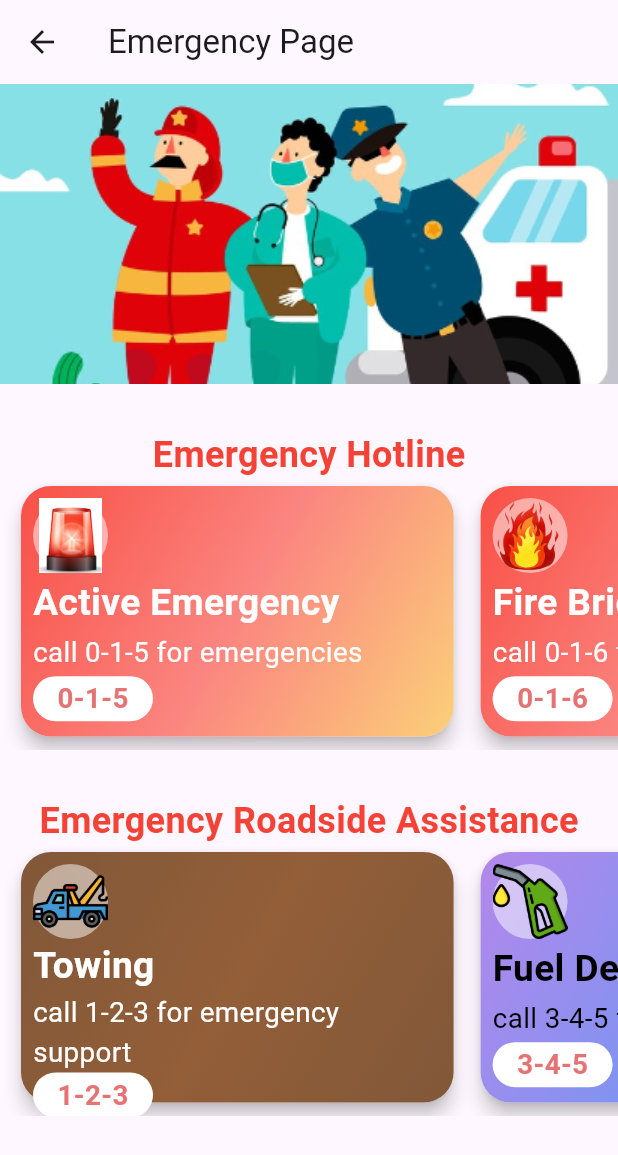
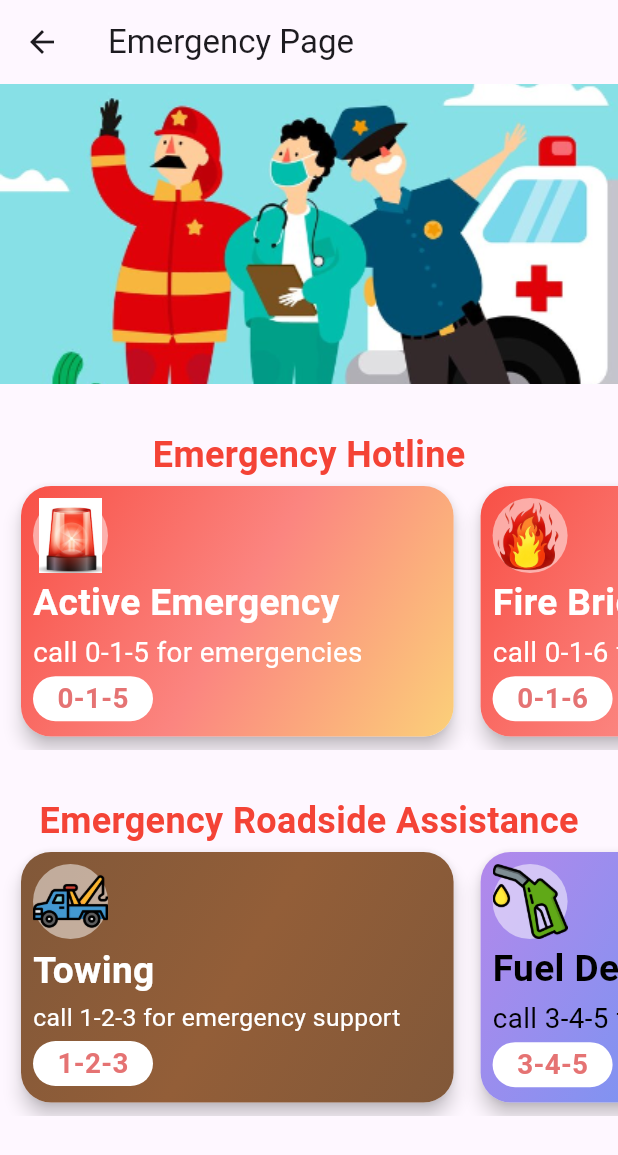
Before and after one commit to DwayneNixon/road_rescue_app, a Flutter app: the screen it shows after launch, after a tap on "Emergency", on a phone screen of 412 x 824 dp. Shown: the top 1155 px of the screen. Run offline on Flutter 3.47's test engine with Material 3 defaults, Android fonts, the phone set to English and light mode, and no system bars; our stand-ins replace carousel_slider, firebase_auth, firebase_core, flutter_map, font_awesome_flutter, google_fonts and 1 more; missing offline and left inert: flutter_phone_direct_caller; accounts and stored records are empty.

Commit message:
Map Updates and Linking

```diff
--- a/lib/map.dart
+++ b/lib/map.dart
@@ -36,8 +36,8 @@ class MapPage extends StatelessWidget {
       ),
       body: FlutterMap(
         options: MapOptions(
-          initialCenter: LatLng(19.08192, 72.8867),
-          initialZoom: 15,
+          initialCenter: LatLng(19.0814, 72.8891),
+          initialZoom: 17,
         ),
         children: [
           TileLayer(
--- a/lib/screens/login-screen.dart
+++ b/lib/screens/login-screen.dart
@@ -58,7 +58,6 @@ class LoginScreen extends StatelessWidget {
                   SizedBox(
                     height: 25,
                   ),
-
                   EmergencyButton(
                     buttonName: 'Emergency',
                     onPressed: () {
--- a/lib/widgets/emergencies/FuelEmergency.dart
+++ b/lib/widgets/emergencies/FuelEmergency.dart
@@ -3,30 +3,30 @@ import 'package:flutter/material.dart';
 import 'package:flutter_phone_direct_caller/flutter_phone_direct_caller.dart';
 
 class FuelEmergency extends StatelessWidget {
-  _callNumber(String number) async{
+  _callNumber(String number) async {
     await FlutterPhoneDirectCaller.callNumber(number);
   }
 
   @override
   Widget build(BuildContext context) {
     return Padding(
-      padding: const EdgeInsets.only(left:10.0, bottom: 5),
+      padding: const EdgeInsets.only(left: 10.0, bottom: 5),
       child: Card(
-        elevation:5,
+        elevation: 5,
         shape: RoundedRectangleBorder(
           borderRadius: BorderRadius.circular(20),
         ),
         child: InkWell(
           onTap: () => _callNumber('345'),
           child: Container(
-            height:180,
-            width: MediaQuery.of(context).size.width *0.7,
+            height: 205,
+            width: MediaQuery.of(context).size.width * 0.7,
             decoration: BoxDecoration(
               borderRadius: BorderRadius.circular(20),
               gradient: LinearGradient(
                 begin: Alignment.topLeft,
                 end: Alignment.bottomRight,
-                colors:[
+                colors: [
                   Color(0xfffb388eb),
                   Color(0xfff8093f1),
                   Color(0xfff72ddf7),
@@ -40,12 +40,12 @@ class FuelEmergency extends StatelessWidget {
                 children: [
                   CircleAvatar(
                     radius: 25,
-                    backgroundColor:Colors.white.withOpacity(0.5),
+                    backgroundColor: Colors.white.withOpacity(0.5),
                     child: Image.asset('assets/images/fuel.png'),
                   ),
                   Expanded(
                     child: Column(
-                      mainAxisAlignment:MainAxisAlignment.spaceEvenly,
+                      mainAxisAlignment: MainAxisAlignment.spaceEvenly,
                       crossAxisAlignment: CrossAxisAlignment.start,
                       children: [
                         Text(
@@ -53,7 +53,7 @@ class FuelEmergency extends StatelessWidget {
                           style: TextStyle(
                             color: Colors.black,
                             fontWeight: FontWeight.bold,
-                            fontSize: MediaQuery.of(context).size.width*0.06,
+                            fontSize: MediaQuery.of(context).size.width * 0.06,
                           ),
                         ),
                         Text(
@@ -65,7 +65,7 @@ class FuelEmergency extends StatelessWidget {
                         ),
                         Container(
                           height: 30,
-                          width:80,
+                          width: 80,
                           decoration: BoxDecoration(
                             color: Colors.white,
                             borderRadius: BorderRadius.circular(20),
@@ -76,7 +76,8 @@ class FuelEmergency extends StatelessWidget {
                               style: TextStyle(
                                 color: Colors.red[300],
                                 fontWeight: FontWeight.bold,
-                                fontSize: MediaQuery.of(context).size.width*0.045,
+                                fontSize:
+                                    MediaQuery.of(context).size.width * 0.045,
                               ),
                             ),
                           ),
--- a/lib/widgets/emergencies/OnSiteMechanicEmergency.dart
+++ b/lib/widgets/emergencies/OnSiteMechanicEmergency.dart
@@ -3,30 +3,30 @@ import 'package:flutter/material.dart';
 import 'package:flutter_phone_direct_caller/flutter_phone_direct_caller.dart';
 
 class OnSiteMechanicEmergency extends StatelessWidget {
-  _callNumber(String number) async{
+  _callNumber(String number) async {
     await FlutterPhoneDirectCaller.callNumber(number);
   }
 
   @override
   Widget build(BuildContext context) {
     return Padding(
-      padding: const EdgeInsets.only(left:10.0, bottom: 5),
+      padding: const EdgeInsets.only(left: 10.0, bottom: 5),
       child: Card(
-        elevation:5,
+        elevation: 5,
         shape: RoundedRectangleBorder(
           borderRadius: BorderRadius.circular(20),
         ),
         child: InkWell(
           onTap: () => _callNumber('679'),
           child: Container(
-            height:180,
-            width: MediaQuery.of(context).size.width *0.7,
+            height: 205,
+            width: MediaQuery.of(context).size.width * 0.7,
             decoration: BoxDecoration(
               borderRadius: BorderRadius.circular(20),
               gradient: LinearGradient(
                 begin: Alignment.topLeft,
                 end: Alignment.bottomRight,
-                colors:[
+                colors: [
                   Color(0xfffa3b18a),
                   Color(0xfff588157),
                   Color(0xfff3a5a40),
@@ -40,12 +40,12 @@ class OnSiteMechanicEmergency extends StatelessWidget {
                 children: [
                   CircleAvatar(
                     radius: 25,
-                    backgroundColor:Colors.white.withOpacity(0.5),
+                    backgroundColor: Colors.white.withOpacity(0.5),
                     child: Image.asset('assets/images/mechanic.png'),
                   ),
                   Expanded(
                     child: Column(
-                      mainAxisAlignment:MainAxisAlignment.spaceEvenly,
+                      mainAxisAlignment: MainAxisAlignment.spaceEvenly,
                       crossAxisAlignment: CrossAxisAlignment.start,
                       children: [
                         Text(
@@ -53,7 +53,7 @@ class OnSiteMechanicEmergency extends StatelessWidget {
                           style: TextStyle(
                             color: Colors.white,
                             fontWeight: FontWeight.bold,
-                            fontSize: MediaQuery.of(context).size.width*0.06,
+                            fontSize: MediaQuery.of(context).size.width * 0.06,
                           ),
                         ),
                         Text(
@@ -65,7 +65,7 @@ class OnSiteMechanicEmergency extends StatelessWidget {
                         ),
                         Container(
                           height: 30,
-                          width:80,
+                          width: 80,
                           decoration: BoxDecoration(
                             color: Colors.white,
                             borderRadius: BorderRadius.circular(20),
@@ -76,7 +76,8 @@ class OnSiteMechanicEmergency extends StatelessWidget {
                               style: TextStyle(
                                 color: Colors.red[300],
                                 fontWeight: FontWeight.bold,
-                                fontSize: MediaQuery.of(context).size.width*0.045,
+                                fontSize:
+                                    MediaQuery.of(context).size.width * 0.045,
                               ),
                             ),
                           ),
--- a/lib/widgets/emergencies/TowingEmergency.dart
+++ b/lib/widgets/emergencies/TowingEmergency.dart
@@ -3,30 +3,30 @@ import 'package:flutter/material.dart';
 import 'package:flutter_phone_direct_caller/flutter_phone_direct_caller.dart';
 
 class TowingEmergency extends StatelessWidget {
-  _callNumber(String number) async{
+  _callNumber(String number) async {
     await FlutterPhoneDirectCaller.callNumber(number);
   }
 
   @override
   Widget build(BuildContext context) {
     return Padding(
-      padding: const EdgeInsets.only(left:10.0, bottom: 5),
+      padding: const EdgeInsets.only(left: 10.0, bottom: 5),
       child: Card(
-        elevation:5,
+        elevation: 5,
         shape: RoundedRectangleBorder(
           borderRadius: BorderRadius.circular(20),
         ),
         child: InkWell(
           onTap: () => _callNumber('123'),
           child: Container(
-            height:180,
-            width: MediaQuery.of(context).size.width *0.7,
+            height: 205,
+            width: MediaQuery.of(context).size.width * 0.7,
             decoration: BoxDecoration(
               borderRadius: BorderRadius.circular(20),
               gradient: LinearGradient(
                 begin: Alignment.topLeft,
                 end: Alignment.bottomRight,
-                colors:[
+                colors: [
                   Color(0xfff815839),
                   Color(0xfff935e38),
                   Color(0xfff815839),
@@ -40,12 +40,12 @@ class TowingEmergency extends StatelessWidget {
                 children: [
                   CircleAvatar(
                     radius: 25,
-                    backgroundColor:Colors.white.withOpacity(0.5),
+                    backgroundColor: Colors.white.withOpacity(0.5),
                     child: Image.asset('assets/images/towing.png'),
                   ),
                   Expanded(
                     child: Column(
-                      mainAxisAlignment:MainAxisAlignment.spaceEvenly,
+                      mainAxisAlignment: MainAxisAlignment.spaceEvenly,
                       crossAxisAlignment: CrossAxisAlignment.start,
                       children: [
                         Text(
@@ -53,19 +53,19 @@ class TowingEmergency extends StatelessWidget {
                           style: TextStyle(
                             color: Colors.white,
                             fontWeight: FontWeight.bold,
-                            fontSize: MediaQuery.of(context).size.width*0.06,
+                            fontSize: MediaQuery.of(context).size.width * 0.06,
                           ),
                         ),
                         Text(
                           'call 1-2-3 for emergency support',
                           style: TextStyle(
                             color: Colors.white,
-                            fontSize: MediaQuery.of(context).size.width * 0.045,
+                            fontSize: MediaQuery.of(context).size.width * 0.040,
                           ),
                         ),
                         Container(
                           height: 30,
-                          width:80,
+                          width: 80,
                           decoration: BoxDecoration(
                             color: Colors.white,
                             borderRadius: BorderRadius.circular(20),
@@ -76,7 +76,8 @@ class TowingEmergency extends StatelessWidget {
                               style: TextStyle(
                                 color: Colors.red[300],
                                 fontWeight: FontWeight.bold,
-                                fontSize: MediaQuery.of(context).size.width*0.045,
+                                fontSize:
+                                    MediaQuery.of(context).size.width * 0.045,
                               ),
                             ),
                           ),
```
Also changed, not shown: lib/widgets/rounded-button.dart (+9 -1 lines).
